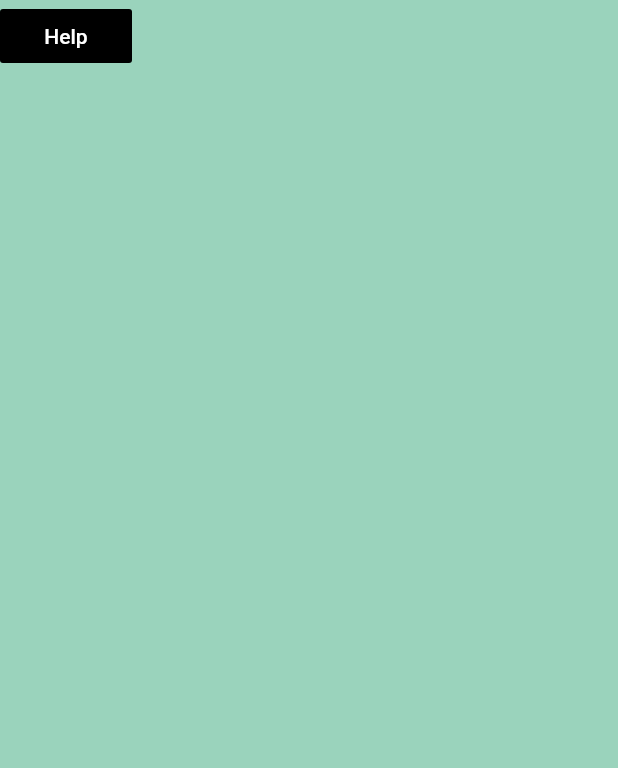
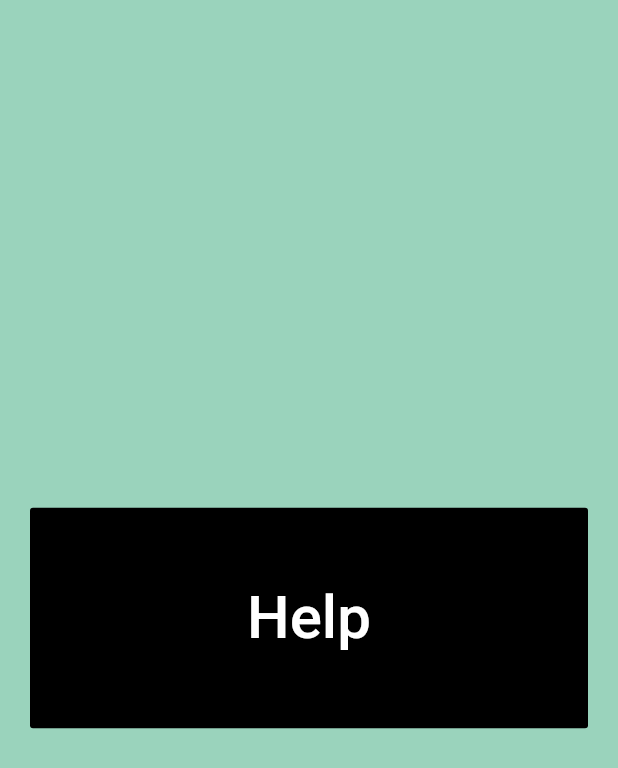
Before and after one commit to RRKarthik/emergency_text, a Flutter app: the screen it shows after launch, after a tap on the "arrow forward" icon, on a phone screen of 412 x 824 dp. Shown: the top 768 px of the screen. Run offline on Flutter 3.47's test engine with Material 2 defaults, Android fonts, the phone set to English and light mode, and no system bars; our stand-ins replace geolocator, shared_preferences; missing offline and left inert: sms.

Commit message:
Complete version

```diff
--- a/lib/button_screen.dart
+++ b/lib/button_screen.dart
@@ -1,20 +1,46 @@
+import 'package:flutter/cupertino.dart';
 import 'package:flutter/material.dart';
-class ButtonScreen extends StatelessWidget {
+import 'locator.dart';
+import 'prefs.dart';
+
+Prefs prefs = Prefs();
+Locator locator = Locator();
+class ButtonScreen extends StatefulWidget {
+  @override
+  _ButtonScreenState createState() => _ButtonScreenState();
+}
+
+class _ButtonScreenState extends State<ButtonScreen> {
+  @override
+  void initState() {
+      super.initState();
+      locator.getLocation();
+      prefs.getMob();
+  }
   @override
   Widget build(BuildContext context) {
     return Scaffold(
       backgroundColor: Color(0xFF9ad3bc),
-      body: Column(
+      body: Padding(
+        padding:  EdgeInsets.all(20.0),
+        child: Column(
+          mainAxisAlignment: MainAxisAlignment.center,
+          crossAxisAlignment: CrossAxisAlignment.stretch,
           children: [
+
             FlatButton(
               color: Colors.black,
-            child: Text('Help',style: TextStyle(color: Colors.white),),
+              child: Padding(
+                padding:  EdgeInsets.all(50.0),
+                child: Text('Help',style: TextStyle(color: Colors.white,fontSize: 40.0),),
+              ),
               onPressed: (){
-
+                   locator.sender(prefs.mobile, locator.longitude, locator.latitude) ;
               },
             ),
           ],
         ),
+      ),
     );
   }
 }
--- /dev/null
+++ b/lib/locator.dart
@@ -0,0 +1,27 @@
+import 'package:geolocator/geolocator.dart';
+import 'package:sms/sms.dart';
+class Locator{
+  double longitude;
+  double latitude;
+
+  Future<void> getLocation() async{
+    Position position = await Geolocator.getCurrentPosition(desiredAccuracy: LocationAccuracy.bestForNavigation);
+    longitude = position.longitude;
+    latitude = position.latitude;
+    print(longitude);
+    print(latitude);
+  }
+  void sender(String phone,double longitude,double latitude){
+    SmsSender smsSender = SmsSender();
+    SmsMessage message =  SmsMessage(phone,"http://maps.google.com/maps?q=${latitude},${longitude}");
+    message.onStateChanged.listen((state) {
+      if (state == SmsMessageState.Sent) {
+        print("SMS is sent!");
+      } else if (state == SmsMessageState.Delivered) {
+        print("SMS is delivered!");
+      }
+    });
+    smsSender.sendSms(message);
+  }
+
+}
--- a/lib/main.dart
+++ b/lib/main.dart
@@ -1,8 +1,18 @@
 import 'package:emergency_text/button_screen.dart';
 import 'package:flutter/material.dart';
+import 'prefs.dart';
 
-void main() {
-  runApp(MyApp());
+Prefs prefs = Prefs();
+
+void main() async {
+  WidgetsFlutterBinding.ensureInitialized();
+  await prefs.getAppHistory();
+  bool state = prefs.isNew ?? false;
+  runApp(
+    MaterialApp(
+      home: state == true ? ButtonScreen() : MyApp(),
+    ),
+  );
 }
 
 class MyApp extends StatelessWidget {
@@ -22,6 +32,8 @@ class Home extends StatelessWidget {
       child: Scaffold(
         floatingActionButton: FloatingActionButton(
           onPressed: () {
+            prefs.setAppHistory();
+            prefs.setMob(phoneNo);
             Navigator.push(
               context,
               MaterialPageRoute(builder: (context) => ButtonScreen()),
--- /dev/null
+++ b/lib/prefs.dart
@@ -0,0 +1,25 @@
+import 'package:shared_preferences/shared_preferences.dart';
+
+class Prefs{
+
+  String mobile;
+  bool isNew ;
+
+  Future<void> setMob(String x) async{
+    SharedPreferences sp = await SharedPreferences.getInstance();
+    sp.setString('mobile', x);
+}
+  Future<String> getMob() async{
+    SharedPreferences sp = await SharedPreferences.getInstance();
+    mobile = sp.getString('mobile');
+  }
+  Future<void> setAppHistory() async{
+    SharedPreferences sp = await SharedPreferences.getInstance();
+    sp.setBool('isNew', true);
+  }
+
+  Future<void> getAppHistory() async{
+    SharedPreferences sp = await SharedPreferences.getInstance();
+    isNew = sp.getBool('isNew');
+  }
+}
--- a/pubspec.yaml
+++ b/pubspec.yaml
@@ -28,6 +28,9 @@ dependencies:
   # The following adds the Cupertino Icons font to your application.
   # Use with the CupertinoIcons class for iOS style icons.
   cupertino_icons: ^0.1.3
+  geolocator: ^6.1.4
+  sms: ^0.2.0
+  shared_preferences: ^0.5.12+4
 
 dev_dependencies:
   flutter_test:
```
Also changed, not shown: pubspec.lock, 1 other file. Lines whose indentation alone changed are shown as unchanged.
